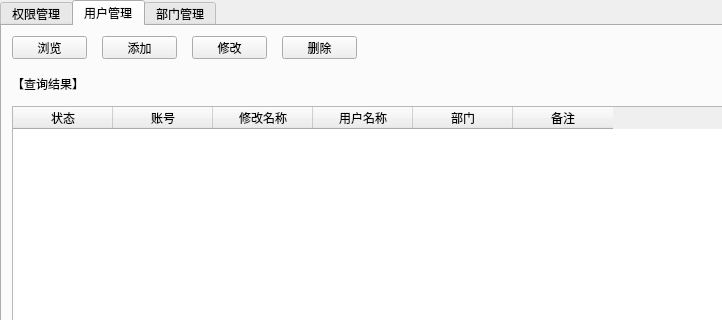
td-leo/vzplmanager, file com/org/ui/plsystem.ui: the form before one commit; both pictures show x 0 to 722 and y 0 to 320 of the 960 by 490 pixel window.
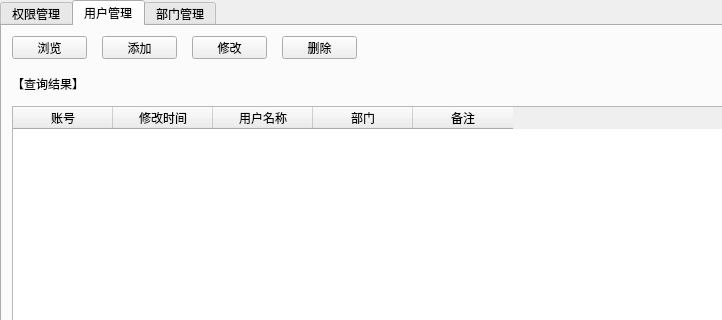
The form after the commit. The open tabs and pages were chosen to show the change.

What changed in the file:
```diff
--- a/com/org/ui/plsystem.ui
+++ b/com/org/ui/plsystem.ui
@@ -143,11 +143,6 @@
        <height>361</height>
       </rect>
      </property>
-     <column>
-      <property name="text">
-       <string>状态</string>
-      </property>
-     </column>
      <column>
       <property name="text">
        <string>账号</string>
@@ -155,7 +150,7 @@
      </column>
      <column>
       <property name="text">
-       <string>修改名称</string>
+       <string>修改时间</string>
       </property>
      </column>
      <column>
```
Left out of the diff: 7 changed lines with no effect on the pictures.
